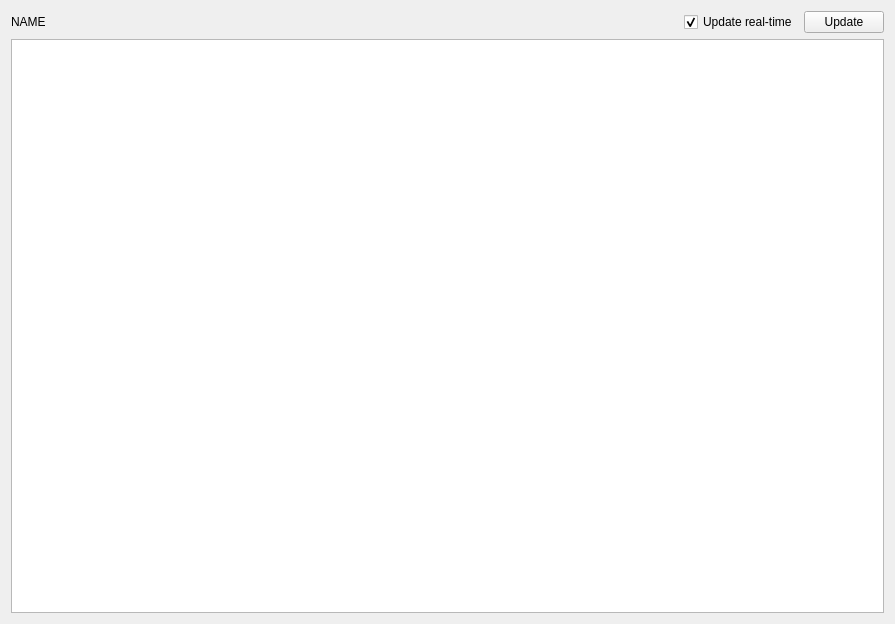
First picture: the form in integration/v2/src/libs/libdebug/widgets/debug/ui/SimpleTableDebugWidget.ui, repository mrdeveloperdude/OctoMY, before the edit.
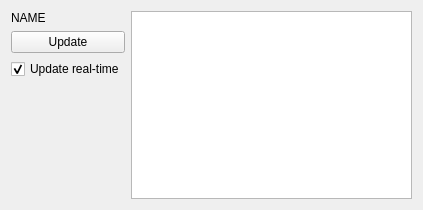
Second picture: the form after the edit. Custom widgets are drawn as their Qt base class.

Commit message: Compacted debugger widget UI

What changed in the file:
```diff
--- a/integration/v2/src/libs/libdebug/widgets/debug/ui/SimpleTableDebugWidget.ui
+++ b/integration/v2/src/libs/libdebug/widgets/debug/ui/SimpleTableDebugWidget.ui
@@ -6,8 +6,8 @@
    <rect>
     <x>0</x>
     <y>0</y>
-    <width>895</width>
-    <height>624</height>
+    <width>423</width>
+    <height>210</height>
    </rect>
   </property>
   <property name="sizePolicy">
@@ -31,11 +31,13 @@
   <property name="windowTitle">
    <string>Form</string>
   </property>
-  <layout class="QGridLayout" name="gridLayout">
-   <item row="0" column="0">
+  <layout class="QHBoxLayout" name="horizontalLayout">
+   <item>
+    <layout class="QVBoxLayout" name="verticalLayout">
+     <item>
     <widget class="QLabel" name="labelName">
      <property name="sizePolicy">
-      <sizepolicy hsizetype="Expanding" vsizetype="Fixed">
+        <sizepolicy hsizetype="Minimum" vsizetype="Fixed">
        <horstretch>0</horstretch>
        <verstretch>0</verstretch>
       </sizepolicy>
@@ -45,17 +47,14 @@
      </property>
     </widget>
    </item>
-   <item row="2" column="0" colspan="3">
-    <widget class="SimpleTableWidget" name="tableView">
-     <property name="minimumSize">
-      <size>
-       <width>0</width>
-       <height>100</height>
-      </size>
+     <item>
+      <widget class="QPushButton" name="pushButtonUpdate">
+       <property name="text">
+        <string>Update</string>
      </property>
     </widget>
    </item>
-   <item row="0" column="1">
+     <item>
     <widget class="QCheckBox" name="checkBoxUpdateRealtime">
      <property name="text">
       <string>Update real-time</string>
@@ -65,10 +64,28 @@
      </property>
     </widget>
    </item>
-   <item row="0" column="2">
-    <widget class="QPushButton" name="pushButtonUpdate">
-     <property name="text">
-      <string>Update</string>
+     <item>
+      <spacer name="verticalSpacer">
+       <property name="orientation">
+        <enum>Qt::Vertical</enum>
+       </property>
+       <property name="sizeHint" stdset="0">
+        <size>
+         <width>20</width>
+         <height>40</height>
+        </size>
+       </property>
+      </spacer>
+     </item>
+    </layout>
+   </item>
+   <item>
+    <widget class="SimpleTableWidget" name="tableView">
+     <property name="minimumSize">
+      <size>
+       <width>0</width>
+       <height>100</height>
+      </size>
      </property>
     </widget>
    </item>
```
Lines whose indentation alone changed are shown as unchanged.
